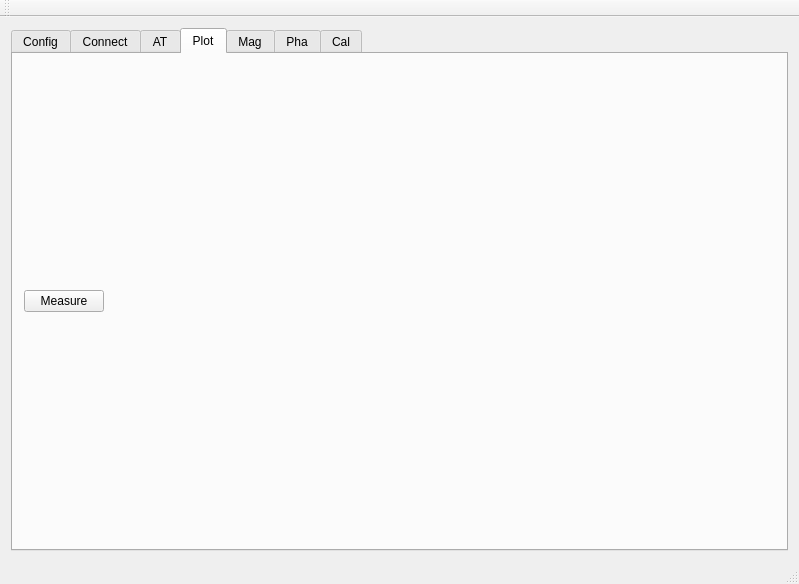
Before: the Qt Designer form nanosense2/nanosense2/mainwindow.ui in saul-rodriguez/Qt, drawn with Qt 5.
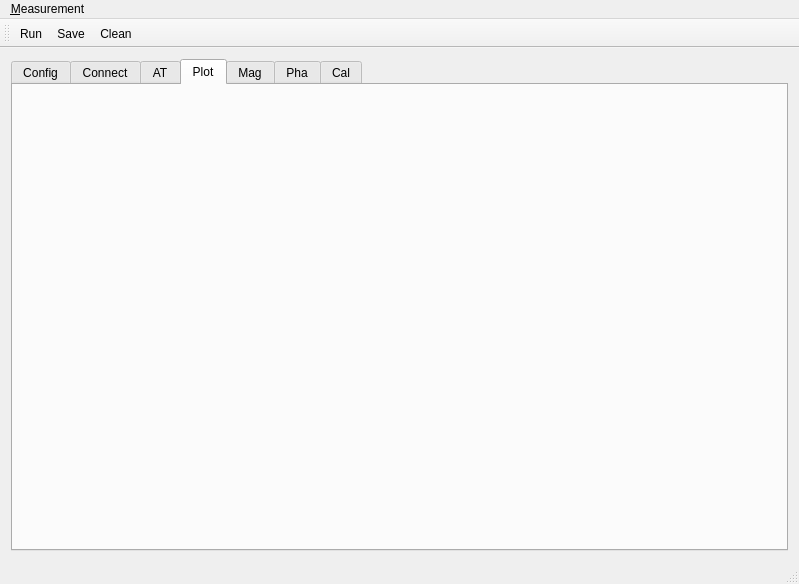
After: the same form once the commit is applied. The open tabs and pages were chosen to show the change. Icons and pictures are not drawn.

Patch:
```diff
--- a/nanosense2/nanosense2/mainwindow.ui
+++ b/nanosense2/nanosense2/mainwindow.ui
@@ -227,28 +227,7 @@
           <item row="0" column="0">
            <layout class="QVBoxLayout" name="verticalLayout_3">
             <item>
-             <layout class="QHBoxLayout" name="horizontalLayout_2">
-              <item>
-               <widget class="QPushButton" name="pushButtonMeas">
-                <property name="text">
-                 <string>Measure</string>
-                </property>
-               </widget>
-              </item>
-              <item>
-               <spacer name="horizontalSpacer">
-                <property name="orientation">
-                 <enum>Qt::Horizontal</enum>
-                </property>
-                <property name="sizeHint" stdset="0">
-                 <size>
-                  <width>40</width>
-                  <height>20</height>
-                 </size>
-                </property>
-               </spacer>
-              </item>
-             </layout>
+             <layout class="QHBoxLayout" name="horizontalLayout_2"/>
             </item>
            </layout>
           </item>
@@ -436,6 +415,15 @@
      <height>22</height>
     </rect>
    </property>
+   <widget class="QMenu" name="menu_Measurement">
+    <property name="title">
+     <string>&amp;Measurement</string>
+    </property>
+    <addaction name="action_Run"/>
+    <addaction name="action_Save"/>
+    <addaction name="action_Clean"/>
+   </widget>
+   <addaction name="menu_Measurement"/>
   </widget>
   <widget class="QToolBar" name="mainToolBar">
    <attribute name="toolBarArea">
@@ -444,8 +432,47 @@
    <attribute name="toolBarBreak">
     <bool>false</bool>
    </attribute>
+   <addaction name="action_Run"/>
+   <addaction name="action_Save"/>
+   <addaction name="action_Clean"/>
   </widget>
   <widget class="QStatusBar" name="statusBar"/>
+  <action name="action_Run">
+   <property name="icon">
+    <iconset resource="images.qrc">
+     <normaloff>:/images/images/Button-Play-icon.png</normaloff>:/images/images/Button-Play-icon.png</iconset>
+   </property>
+   <property name="text">
+    <string>&amp;Run</string>
+   </property>
+   <property name="shortcut">
+    <string>Ctrl+R</string>
+   </property>
+  </action>
+  <action name="action_Save">
+   <property name="icon">
+    <iconset resource="images.qrc">
+     <normaloff>:/images/images/Save-icon.png</normaloff>:/images/images/Save-icon.png</iconset>
+   </property>
+   <property name="text">
+    <string>&amp;Save </string>
+   </property>
+   <property name="shortcut">
+    <string>Ctrl+S</string>
+   </property>
+  </action>
+  <action name="action_Clean">
+   <property name="icon">
+    <iconset resource="images.qrc">
+     <normaloff>:/images/images/Clean-icon.png</normaloff>:/images/images/Clean-icon.png</iconset>
+   </property>
+   <property name="text">
+    <string>&amp;Clean</string>
+   </property>
+   <property name="shortcut">
+    <string>Ctrl+C</string>
+   </property>
+  </action>
  </widget>
  <layoutdefault spacing="6" margin="11"/>
  <tabstops>
```
Left out of the diff: 12 changed lines with no effect on the pictures.
